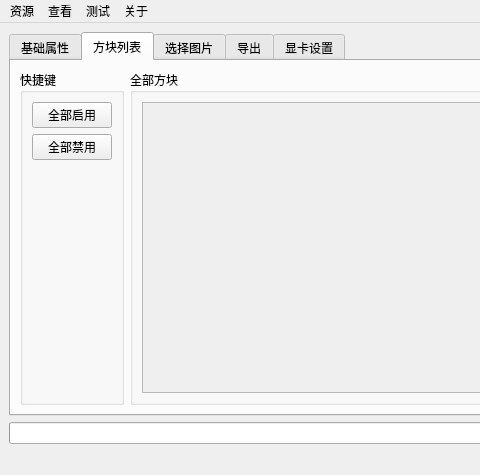
This is VisualCraft/VCWind.ui in SlopeCraft/SlopeCraft as Qt 5 draws it before an edit; both pictures show x 0 to 480 and y 0 to 475 of the 987 by 475 pixel window. The edited form follows.
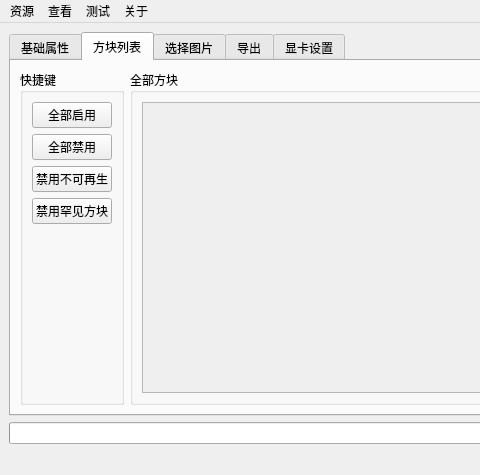
This is the edited form. The open tabs and pages were chosen to show the change.

Commit message: deselect blocks

What changed in the file:
```diff
--- a/VisualCraft/VCWind.ui
+++ b/VisualCraft/VCWind.ui
@@ -363,7 +363,14 @@
              <string>快捷键</string>
             </property>
             <layout class="QGridLayout" name="gridLayout_16">
-             <item row="2" column="0">
+             <item row="1" column="0">
+              <widget class="QPushButton" name="pb_deselect_all">
+               <property name="text">
+                <string>全部禁用</string>
+               </property>
+              </widget>
+             </item>
+             <item row="4" column="0">
               <spacer name="verticalSpacer_4">
                <property name="orientation">
                 <enum>Qt::Vertical</enum>
@@ -376,6 +383,13 @@
                </property>
               </spacer>
              </item>
+             <item row="2" column="0">
+              <widget class="QPushButton" name="pb_deselect_non_reporducible">
+               <property name="text">
+                <string>禁用不可再生</string>
+               </property>
+              </widget>
+             </item>
              <item row="0" column="0">
               <widget class="QPushButton" name="pb_select_all">
                <property name="text">
@@ -383,10 +397,10 @@
                </property>
               </widget>
              </item>
-             <item row="1" column="0">
-              <widget class="QPushButton" name="pb_deselect_all">
+             <item row="3" column="0">
+              <widget class="QPushButton" name="pb_deselect_rare">
                <property name="text">
-                <string>全部禁用</string>
+                <string>禁用罕见方块</string>
                </property>
               </widget>
              </item>
```
Left out of the diff: 4 changed lines with no effect on the pictures. The commit also changes 6 other files.
